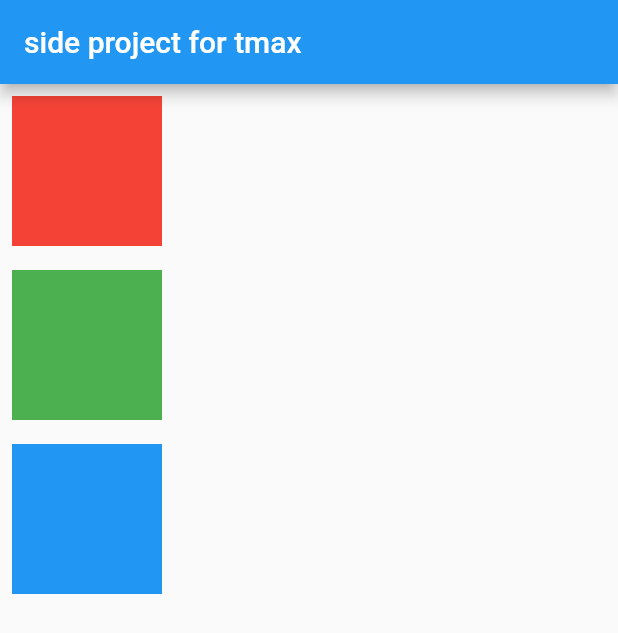
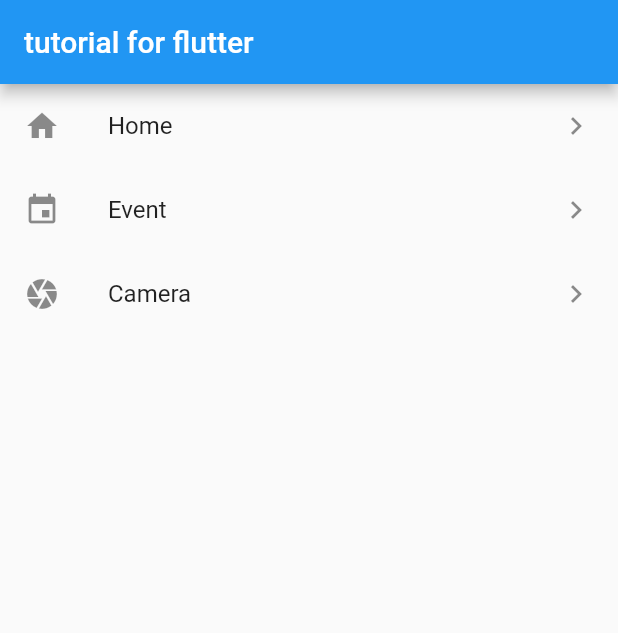
Before and after one commit to gyeongseokKang/flutter_tutorial, a Flutter app: the screen it shows after launch, on a phone screen of 412 x 824 dp. Shown: the top 633 px of the screen. Run offline on Flutter 3.47's test engine with Material 2 defaults, Android fonts, the phone set to English and light mode, and no system bars.

Commit message:
[Tutorial] #2 ListView

```diff
--- a/lib/main.dart
+++ b/lib/main.dart
@@ -22,33 +22,32 @@ class MyHomePage extends StatelessWidget {
     // TODO: implement build
     return Scaffold(
       appBar: AppBar(
-        title: Text("side project for tmax"),
+        title: Text("tutorial for flutter"),
     ),
-      body: Column(
-        children: <Widget>[
-          Container(
-              color: Colors.red,
-              width: 100,
-              height: 100,
-              padding: const EdgeInsets.all(8.0),
-              margin: const EdgeInsets.all(8.0)
-          ),
-          Container(
-              color: Colors.green,
-              width: 100,
-              height: 100,
-              padding: const EdgeInsets.all(8.0),
-              margin: const EdgeInsets.all(8.0)
-          ),
-          Container(
-              color: Colors.blue,
-              width: 100,
-              height: 100,
-              padding: const EdgeInsets.all(8.0),
-              margin: const EdgeInsets.all(8.0)
-          ),
-        ],
-      )
+      body:
+        ListView(
+          scrollDirection: Axis.vertical,
+          children: <Widget>[
+            ListTile(
+              leading: Icon(Icons.home),
+              title: Text('Home'),
+              trailing: Icon(Icons.navigate_next),
+              onTap: (){},
+            ),
+            ListTile(
+              leading: Icon(Icons.event),
+              title : Text("Event"),
+              trailing: Icon(Icons.navigate_next),
+              onLongPress: (){},
+            ),
+            ListTile(
+              leading: Icon(Icons.camera),
+              title: Text('Camera'),
+              trailing: Icon(Icons.navigate_next),
+              onTap: (){},
+            )
+          ],
+        )
 
 
     );
```
